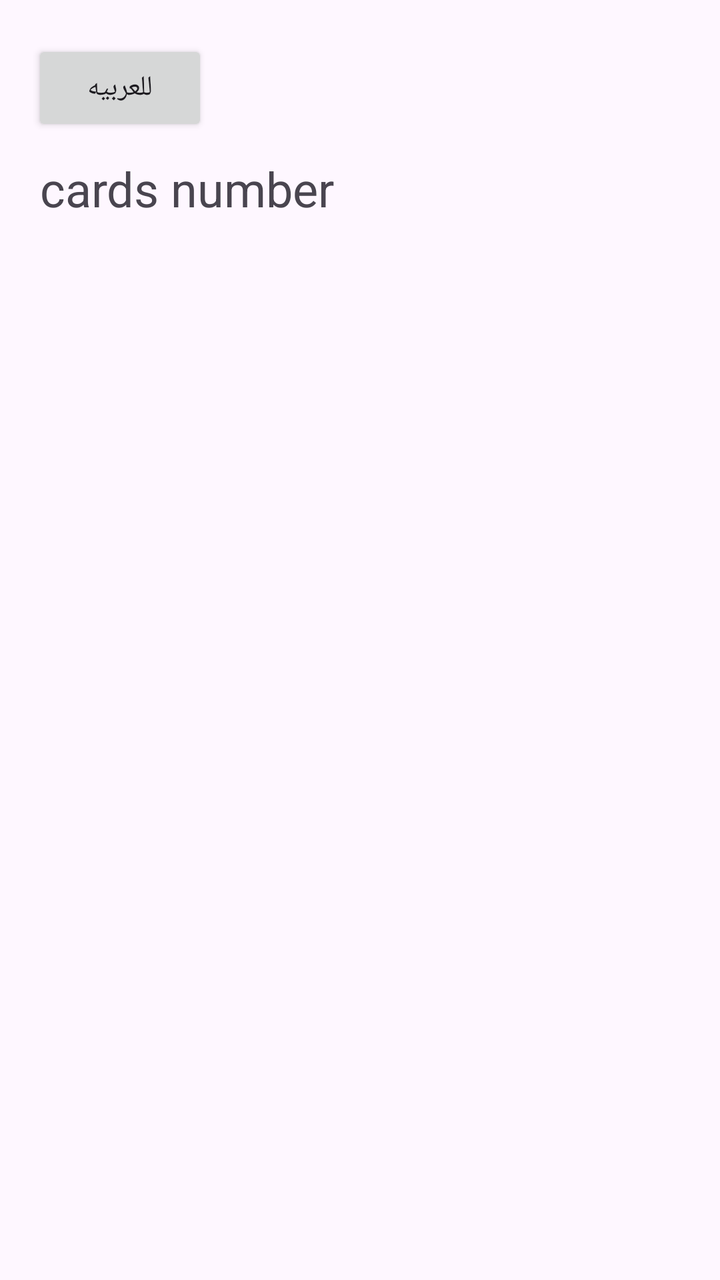
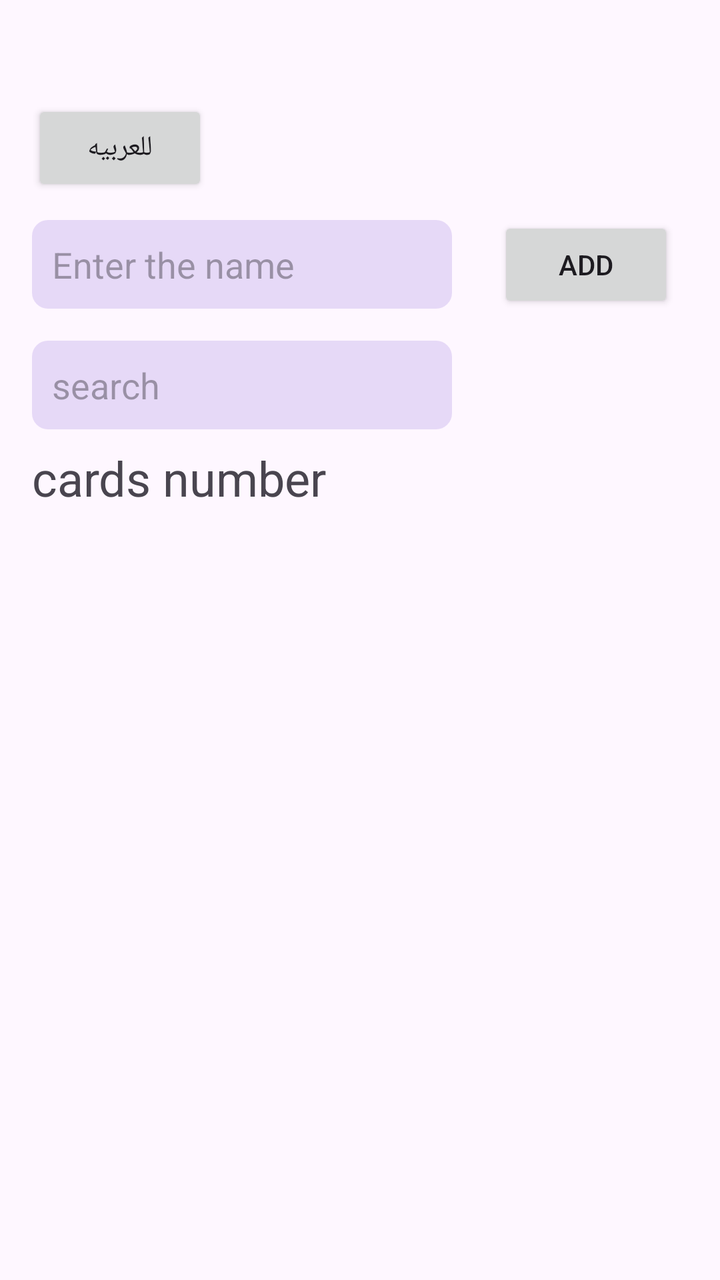

The first picture is an Android layout as it rendered before a commit; the second is the same layout after the commit. The layout source and the unified diff follow.
<!-- AndroidManifest.xml: application theme Theme.One -->
<!-- res/layout/activity_main.xml -->
<?xml version="1.0" encoding="utf-8"?>
<androidx.constraintlayout.widget.ConstraintLayout xmlns:android="http://schemas.android.com/apk/res/android"
    xmlns:app="http://schemas.android.com/apk/res-auto"
    xmlns:tools="http://schemas.android.com/tools"
    android:id="@+id/main"
    android:layout_marginTop="30dp"
    android:layout_width="match_parent"
    android:layout_height="match_parent"
    tools:context=".MainActivity">

    <androidx.recyclerview.widget.RecyclerView

        android:id="@+id/recyclerView"
        android:layout_width="match_parent"
        android:layout_height="0dp"
        android:layout_marginStart="10dp"
        android:layout_marginTop="10dp"
        app:layout_constraintBottom_toBottomOf="parent"
        app:layout_constraintStart_toStartOf="parent"
        app:layout_constraintTop_toBottomOf="@+id/items_number"
        app:layout_constraintVertical_weight="1" />

    <TextView
        android:id="@+id/items_number"
        android:layout_width="wrap_content"
        android:layout_height="wrap_content"
        android:layout_marginHorizontal="20dp"
        android:layout_marginStart="16dp"
        android:layout_marginTop="10dp"
        android:text="@string/number_of_items"
        android:textSize="24sp"
        app:layout_constraintStart_toStartOf="parent"
        app:layout_constraintTop_toBottomOf="@+id/translate_button" />

    <Button
        android:id="@+id/translate_button"
        android:layout_width="wrap_content"
        android:layout_height="wrap_content"
        android:layout_marginStart="16dp"
        android:layout_marginTop="20dp"
        android:text="@string/translate"
        app:layout_constraintStart_toStartOf="parent"
        app:layout_constraintTop_toTopOf="parent" />

</androidx.constraintlayout.widget.ConstraintLayout>
<!-- resources referenced by this layout -->
<resources>
  <string name="number_of_items">cards number</string>
  <string name="translate">للعربيه</string>
  <style name="Theme.One" parent="Base.Theme.One" />
  <style name="Base.Theme.One" parent="Theme.Material3.DayNight.NoActionBar">
          
          
      </style>
</resources>

<!-- the commit's change to res/layout/activity_main.xml (unified diff, before → after) -->
@@ -9,37 +9,73 @@
     tools:context=".MainActivity">
 
     <androidx.recyclerview.widget.RecyclerView
-
         android:id="@+id/recyclerView"
         android:layout_width="match_parent"
         android:layout_height="0dp"
         android:layout_marginStart="10dp"
-        android:layout_marginTop="10dp"
         app:layout_constraintBottom_toBottomOf="parent"
         app:layout_constraintStart_toStartOf="parent"
-        app:layout_constraintTop_toBottomOf="@+id/items_number"
+        app:layout_constraintTop_toBottomOf="@+id/tv_items_number"
         app:layout_constraintVertical_weight="1" />
 
     <TextView
-        android:id="@+id/items_number"
+        android:id="@+id/tv_items_number"
         android:layout_width="wrap_content"
         android:layout_height="wrap_content"
-        android:layout_marginHorizontal="20dp"
-        android:layout_marginStart="16dp"
-        android:layout_marginTop="10dp"
+        android:layout_marginTop="8dp"
         android:text="@string/number_of_items"
         android:textSize="24sp"
-        app:layout_constraintStart_toStartOf="parent"
-        app:layout_constraintTop_toBottomOf="@+id/translate_button" />
+        app:layout_constraintStart_toStartOf="@+id/search_edit_text"
+        app:layout_constraintTop_toBottomOf="@+id/search_edit_text" />
 
     <Button
         android:id="@+id/translate_button"
         android:layout_width="wrap_content"
         android:layout_height="wrap_content"
         android:layout_marginStart="16dp"
-        android:layout_marginTop="20dp"
+        android:layout_marginTop="50dp"
         android:text="@string/translate"
         app:layout_constraintStart_toStartOf="parent"
         app:layout_constraintTop_toTopOf="parent" />
 
+    <EditText
+        android:padding="10dp"
+        android:textColor="@color/white"
+        android:background="@drawable/edit_text_background_color"
+        android:id="@+id/name_edit_text"
+        android:layout_width="wrap_content"
+        android:layout_height="wrap_content"
+        android:layout_marginStart="16dp"
+        android:layout_marginTop="12dp"
+        android:ems="10"
+        android:inputType="text"
+        android:hint="@string/enter_the_name"
+        app:layout_constraintStart_toStartOf="parent"
+        app:layout_constraintTop_toBottomOf="@+id/translate_button" />
+
+    <Button
+
+        android:id="@+id/add_to_recycler_button"
+        android:layout_width="wrap_content"
+        android:layout_height="wrap_content"
+        android:text="@string/add"
+        app:layout_constraintBottom_toBottomOf="@+id/name_edit_text"
+        app:layout_constraintEnd_toEndOf="parent"
+        app:layout_constraintStart_toEndOf="@+id/name_edit_text"
+        app:layout_constraintTop_toTopOf="@+id/name_edit_text" />
+
+    <EditText
+        android:padding="10dp"
+        android:textColor="@color/white"
+        android:background="@drawable/edit_text_background_color"
+        android:id="@+id/search_edit_text"
+        android:layout_width="wrap_content"
+        android:layout_height="wrap_content"
+        android:layout_marginTop="16dp"
+        android:ems="10"
+        android:inputType="text"
+        android:hint="@string/search"
+        app:layout_constraintStart_toStartOf="@+id/name_edit_text"
+        app:layout_constraintTop_toBottomOf="@+id/name_edit_text" />
+
 </androidx.constraintlayout.widget.ConstraintLayout>
<!-- resource entries referenced after the edit -->
@@ -1,6 +1,18 @@
 <!-- resources referenced by this layout -->
 <resources>
+  <color name="white">#FFFFFFFF</color>
+  <!-- drawable edit_text_background_color (drawable) -->
+  <?xml version="1.0" encoding="utf-8"?>
+  <shape xmlns:android="http://schemas.android.com/apk/res/android"
+      android:shape="rectangle"
+      >
+  <solid android:color="#80D0BCEF"/>
+      <corners android:radius="8dp"/>
+  </shape>
+  <string name="add">add</string>
+  <string name="enter_the_name">Enter the name</string>
   <string name="number_of_items">cards number</string>
+  <string name="search">search</string>
   <string name="translate">للعربيه</string>
   <style name="Theme.One" parent="Base.Theme.One" />
   <style name="Base.Theme.One" parent="Theme.Material3.DayNight.NoActionBar">
